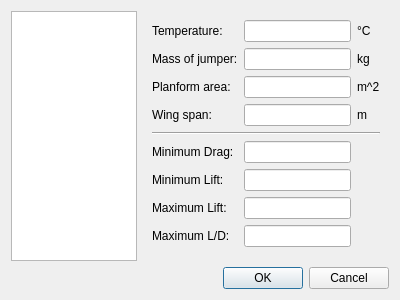
Above: src/configdialog.ui from flysight/flysight-viewer-qt before the change. Below: the same form after it.
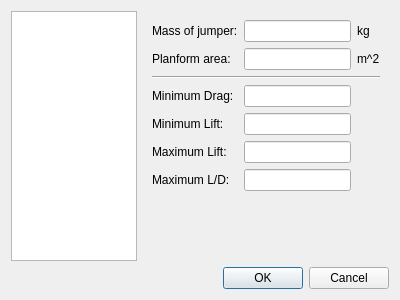
That is the form after the change.

Commit message: Remove temperature and wingspan from preferences

```diff
--- a/src/configdialog.ui
+++ b/src/configdialog.ui
@@ -112,121 +112,87 @@
          <widget class="QWidget" name="page_3">
           <layout class="QGridLayout" name="gridLayout_2">
            <item row="0" column="0">
-            <widget class="QLabel" name="label_4">
-             <property name="text">
-              <string>Temperature:</string>
-             </property>
-            </widget>
-           </item>
-           <item row="0" column="1">
-            <widget class="QLineEdit" name="temperatureEdit"/>
-           </item>
-           <item row="0" column="2">
-            <widget class="QLabel" name="label_5">
-             <property name="text">
-              <string>°C</string>
-             </property>
-            </widget>
-           </item>
-           <item row="1" column="0">
             <widget class="QLabel" name="label_6">
              <property name="text">
               <string>Mass of jumper:</string>
              </property>
             </widget>
            </item>
-           <item row="1" column="1">
+           <item row="0" column="1">
             <widget class="QLineEdit" name="massEdit"/>
            </item>
-           <item row="1" column="2">
+           <item row="0" column="2">
             <widget class="QLabel" name="label_7">
              <property name="text">
               <string>kg</string>
              </property>
             </widget>
            </item>
-           <item row="2" column="0">
+           <item row="1" column="0">
             <widget class="QLabel" name="label_8">
              <property name="text">
               <string>Planform area:</string>
              </property>
             </widget>
            </item>
-           <item row="2" column="1">
+           <item row="1" column="1">
             <widget class="QLineEdit" name="areaEdit"/>
            </item>
-           <item row="2" column="2">
+           <item row="1" column="2">
             <widget class="QLabel" name="label_9">
              <property name="text">
               <string>m^2</string>
              </property>
             </widget>
            </item>
-           <item row="3" column="0">
-            <widget class="QLabel" name="label_10">
-             <property name="text">
-              <string>Wing span:</string>
-             </property>
-            </widget>
-           </item>
-           <item row="3" column="1">
-            <widget class="QLineEdit" name="spanEdit"/>
-           </item>
-           <item row="3" column="2">
-            <widget class="QLabel" name="label_11">
-             <property name="text">
-              <string>m</string>
-             </property>
-            </widget>
-           </item>
-           <item row="4" column="0" colspan="3">
+           <item row="2" column="0" colspan="3">
             <widget class="Line" name="line">
              <property name="orientation">
               <enum>Qt::Horizontal</enum>
              </property>
             </widget>
            </item>
-           <item row="5" column="0">
+           <item row="3" column="0">
             <widget class="QLabel" name="label_12">
              <property name="text">
               <string>Minimum Drag:</string>
              </property>
             </widget>
            </item>
-           <item row="5" column="1">
+           <item row="3" column="1">
             <widget class="QLineEdit" name="minDragEdit"/>
            </item>
-           <item row="6" column="0">
+           <item row="4" column="0">
             <widget class="QLabel" name="label_15">
              <property name="text">
               <string>Minimum Lift:</string>
              </property>
             </widget>
            </item>
-           <item row="6" column="1">
+           <item row="4" column="1">
             <widget class="QLineEdit" name="minLiftEdit"/>
            </item>
-           <item row="7" column="0">
+           <item row="5" column="0">
             <widget class="QLabel" name="label_13">
              <property name="text">
               <string>Maximum Lift:</string>
              </property>
             </widget>
            </item>
-           <item row="7" column="1">
+           <item row="5" column="1">
             <widget class="QLineEdit" name="maxLiftEdit"/>
            </item>
-           <item row="8" column="0">
+           <item row="6" column="0">
             <widget class="QLabel" name="label_14">
              <property name="text">
               <string>Maximum L/D:</string>
              </property>
             </widget>
            </item>
-           <item row="8" column="1">
+           <item row="6" column="1">
             <widget class="QLineEdit" name="maxLDEdit"/>
            </item>
-           <item row="9" column="1">
+           <item row="7" column="1">
             <spacer name="verticalSpacer_3">
              <property name="orientation">
               <enum>Qt::Vertical</enum>
```
The commit also changes 5 other files.
